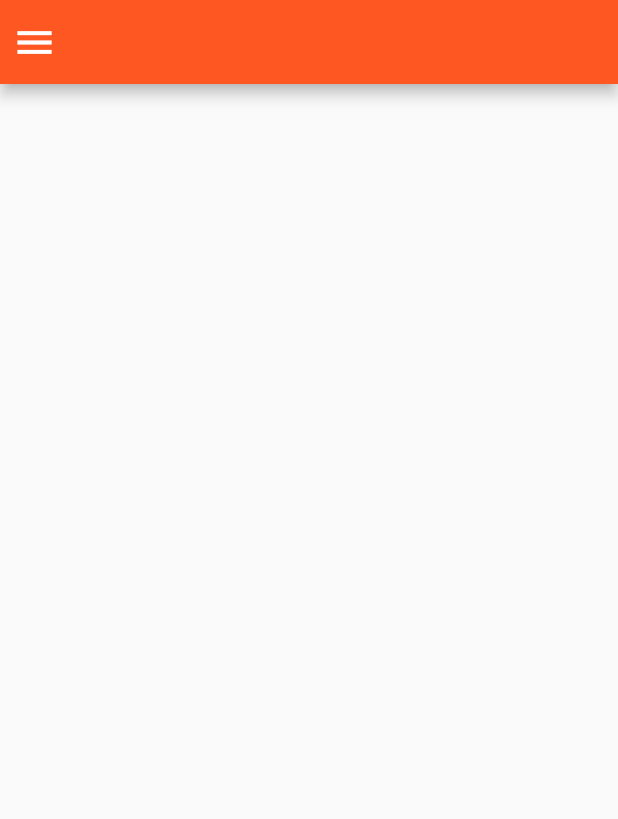
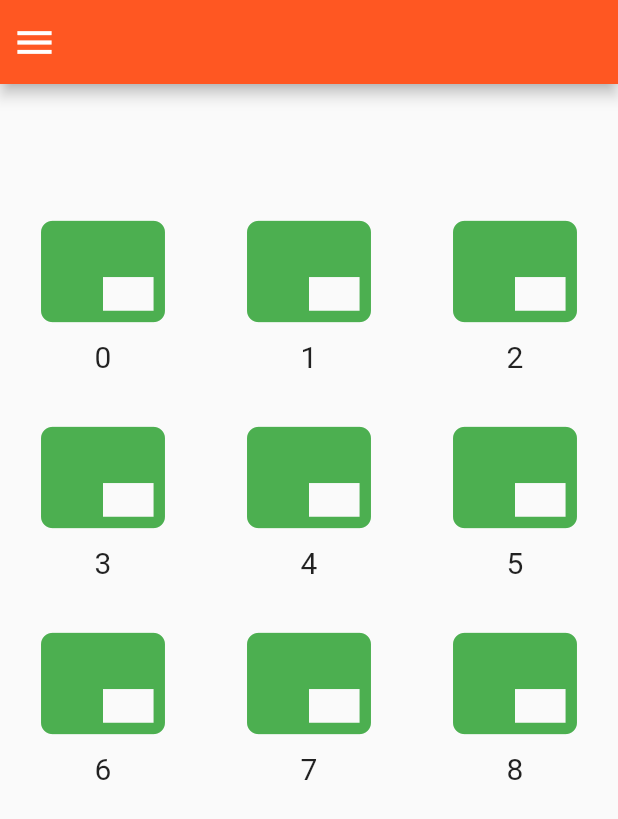
Before and after one commit to godprogrammer3/SmartLockerApplication, a Flutter app: the HomeAdmin screen opened directly, on a phone screen of 412 x 824 dp. Shown: the top 819 px of the screen. Run offline on Flutter 3.47's test engine with Material 2 defaults, Android fonts, the phone set to English and light mode, and no system bars.

Commit message:
Merge admin_screen and Edit main
-Merge  HomeAdminBody to admin_screen
-edit main with add list page

```diff
--- a/smartlocker/lib/UI/page/admin_screen.dart
+++ b/smartlocker/lib/UI/page/admin_screen.dart
@@ -3,11 +3,11 @@ import 'package:flutter/material.dart';
 class HomeAdmin extends StatefulWidget {
   @override
   State<StatefulWidget> createState() {
-    return _HomeUserState();
+    return _HomeAdminState();
   }
 }
 
-class _HomeUserState extends State<HomeAdmin> {
+class _HomeAdminState extends State<HomeAdmin> {
   final GlobalKey<ScaffoldState> _scaffoldKey = new GlobalKey<ScaffoldState>();
 
   @override
@@ -26,7 +26,7 @@ class _HomeUserState extends State<HomeAdmin> {
         backgroundColor: Colors.deepOrange,
       ),
       drawer: SideMenuAdmin(),
-
+      body: HomeAdminBody(),
     );
   }
 
@@ -101,3 +101,60 @@ class SideMenuAdmin extends StatelessWidget {
     );
   }
 }
+
+class HomeAdminBody extends StatefulWidget{
+  _HomeAdminBodyState createState()=> _HomeAdminBodyState();
+}
+
+class _HomeAdminBodyState extends State<HomeAdminBody>{
+
+  final lockerStatus = List<int>.generate(9, (i)=>0);
+  List<Color> lockerColor = List.generate(9, (i){return Colors.green;});
+  void onChanged(index){
+    lockerStatus[index]++;
+    lockerStatus[index]%=3;
+    if(lockerStatus[index] == 0){
+      lockerColor[index] = Colors.green;
+    }else if(lockerStatus[index] == 1)
+    {
+      lockerColor[index] = Colors.yellow;
+    }
+    else{
+      lockerColor[index] = Colors.red;
+    }
+  }
+  @override
+  Widget build(BuildContext context){
+    return Container(
+      margin: EdgeInsets.only(top: 80.0),
+      child: GridView.count(
+        crossAxisCount: 3,
+        children: List.generate(9, (index){
+          return GestureDetector(
+            onTap: (){
+              setState((){
+                onChanged(index);
+              });
+            },
+            child: Column(
+              children: <Widget>[
+                Icon(
+                  Icons.branding_watermark,
+                  size: 90.0,
+                  color: lockerColor[index],
+                ),
+                Text(
+                  index.toString(),
+                  style: TextStyle(
+                    fontSize: 20.0,
+                  ),
+                ),
+              ],
+            )
+          );
+        }),
+      ),
+    );
+
+  }
+}
--- a/smartlocker/lib/UI/page/user_result_screen.dart
+++ b/smartlocker/lib/UI/page/user_result_screen.dart
@@ -3,7 +3,7 @@ import 'dart:async';
 
 class ResultUser extends StatefulWidget{
   ResultUser({Key key,this.boxNumber}):super(key:key);
-  String boxNumber;
+  final String boxNumber;
   @override
   State<StatefulWidget> createState() {
     return _ResultUserState(boxNumber: boxNumber);
--- a/smartlocker/lib/UI/page/user_screen.dart
+++ b/smartlocker/lib/UI/page/user_screen.dart
@@ -1,5 +1,6 @@
 import 'package:flutter/material.dart';
 import './user_result_screen.dart';
+import './admin_screen.dart';
 class HomeUser extends StatefulWidget {
   @override
   State<StatefulWidget> createState() {
@@ -129,7 +130,8 @@ class HomeUserBody extends StatelessWidget {
                 Navigator.push(
                     context,
                     MaterialPageRoute(
-                    builder: (context) =>ResultUser(boxNumber:_inputTextController.text),
+                    builder:(context) =>ResultUser(boxNumber:_inputTextController.text),
+
                 ),
                 );
               }),
```
Also changed, not shown: smartlocker/lib/main.dart (+43 -2 lines).
